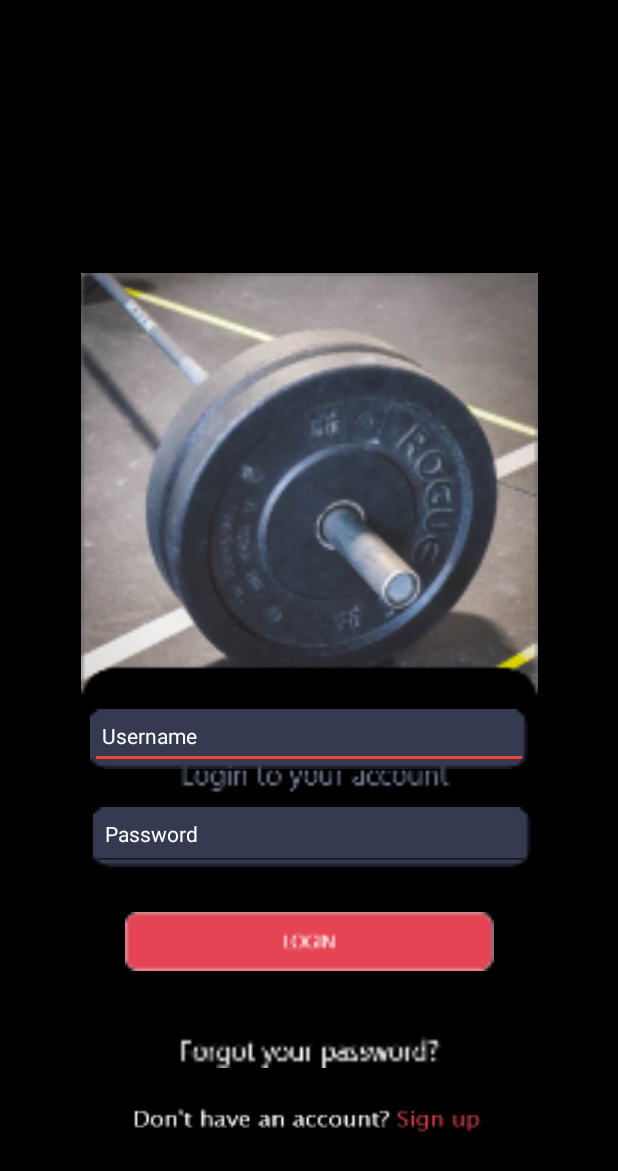
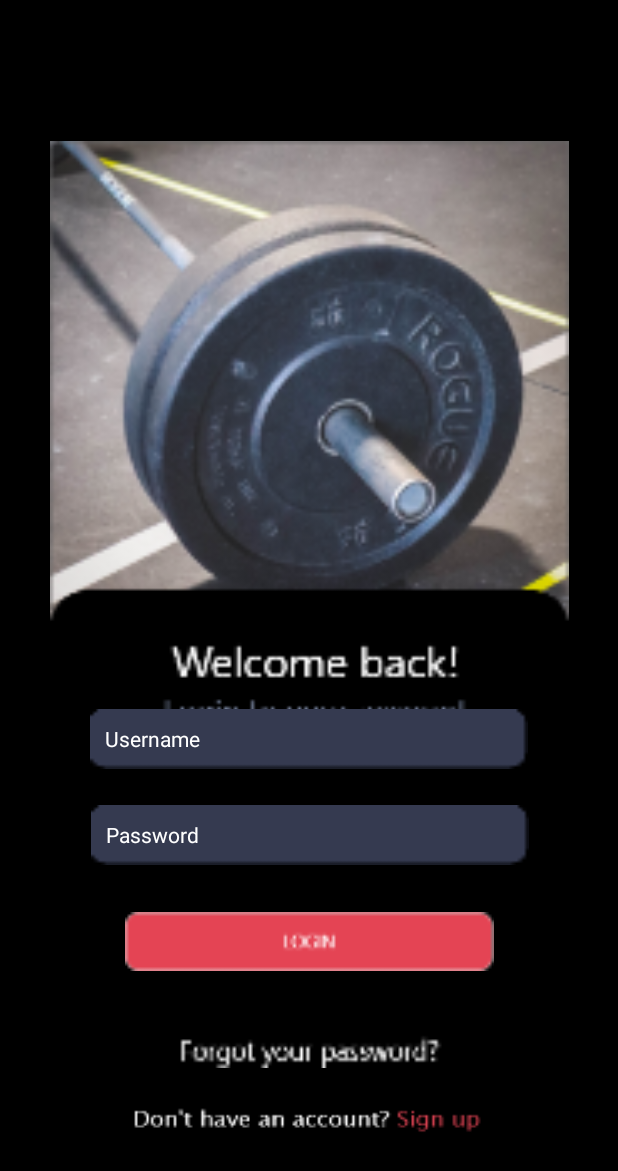
Before and after one commit to Blak3Nick/UMGC.Team3, an Android app: the layout activity_login.xml on its own in the app's theme, with its tools: preview values and no code run, on a phone screen of 412 x 824 dp. Shown: the top 1171 px of the screen. Run offline under Robolectric (Android 15) with nearby library versions, the phone set to English and light mode, and no system bars.

Commit message:
Updates from LCIGARRUISTA 7/6/2021

```diff
--- /dev/null
+++ b/app/src/main/java/com/example/umgcteam3/SplashScreen.java
@@ -0,0 +1,36 @@
+package com.example.umgcteam3;
+
+//EDITED BY LCIGARRUISTA
+//SplashScreen contains the code to handle the splash screen && the LoginActivity.java file
+//This file is called under AndroidManifest line 48
+// [DO NOT DELETE OR EDIT]
+
+import androidx.appcompat.app.AppCompatActivity;
+
+import android.content.Intent;
+import android.os.Bundle;
+import android.os.Handler;
+import android.view.WindowManager;
+
+public class SplashScreen extends AppCompatActivity {
+
+    @Override
+    protected void onCreate(Bundle savedInstanceState) {
+        super.onCreate(savedInstanceState);
+        getWindow().setFlags(WindowManager.LayoutParams.FLAG_FULLSCREEN, WindowManager.LayoutParams.FLAG_FULLSCREEN);
+        //sets layout & starts the splash screen
+        setContentView(R.layout.activity_splash_screen);
+        new Handler().postDelayed(new Runnable() {
+            @Override
+            public void run() {
+                startActivity(new Intent(SplashScreen.this,LoginActivity.class));
+                finish();   //this is so the user can't return to the splash screen.
+            }
+        }, 3000);    //1000 milliseconds = 1 second, thus it'll delay 3 seconds.
+
+
+
+
+
+    }
+}
--- a/app/src/main/res/layout/activity_login.xml
+++ b/app/src/main/res/layout/activity_login.xml
@@ -104,8 +104,8 @@
     <!-- BACKGROUND IMAGE  -->
     <ImageView
         android:id="@+id/imageView"
-        android:layout_width="355dp"
-        android:layout_height="642dp"
+        android:layout_width="406dp"
+        android:layout_height="730dp"
         android:contentDescription="TODO"
         app:layout_constraintBottom_toBottomOf="parent"
         app:layout_constraintEnd_toEndOf="parent"
@@ -115,13 +115,14 @@
         app:srcCompat="@drawable/mainbackground" />
 
     <!-- EMAIL Button  [action] -->
+    <!--
 <TextView
     android:id="@+id/emailText"
     android:layout_width="292dp"
     android:layout_height="40dp"
-        android:background="@drawable/textfield"
     android:ems="14"
     android:hint="Username"
+    android:inputType="textEmailAddress"
     android:padding="8dp"
     android:textColor="@color/colorText"
     android:textColorHint="#FFFFFF"
@@ -130,12 +131,14 @@
     app:layout_constraintStart_toStartOf="parent"
     app:layout_constraintTop_toTopOf="parent"
     app:layout_constraintVertical_bias="0.603" />
-
+-->
    <EditText
        android:id="@+id/Email"
        android:layout_width="292dp"
        android:layout_height="40dp"
+       android:background="@drawable/textfield"
        android:ems="14"
+       android:hint="Username"
        android:inputType="textEmailAddress"
        android:padding="10dp"
        android:textColor="#FFFFFF"
@@ -150,6 +153,8 @@
        <!-- Login Button [action] -->
 
     <!-- PASSWORD Field -->
+
+    <!--
 <TextView
     android:id="@+id/passwordText"
     android:layout_width="292dp"
@@ -157,6 +162,7 @@
     android:background="@drawable/textfield"
     android:ems="14"
     android:hint="Password"
+    android:inputType="textPassword"
     android:padding="8dp"
     android:textColor="@color/colorText"
     android:textColorHint="#FFFFFF"
@@ -166,9 +172,9 @@
     app:layout_constraintStart_toStartOf="parent"
     app:layout_constraintTop_toTopOf="parent"
     app:layout_constraintVertical_bias="0.686" />
+-->
 
-
-
+<!-- GUIDELINES FOR OBJECT CONSTRAINS -->
       <EditText
           android:id="@+id/password"
           android:layout_width="292dp"
@@ -176,21 +182,21 @@
           android:layout_marginStart="16dp"
           android:layout_marginTop="8dp"
           android:layout_marginEnd="16dp"
-        android:ems="10"
+          android:background="@drawable/textfield"
+          android:ems="14"
+          android:hint="Password"
           android:inputType="textPassword"
           android:padding="10dp"
           android:textColor="#FFFFFF"
           android:textColorHint="#FFFFFF"
           android:textSize="14sp"
-
           app:layout_constraintBottom_toBottomOf="@+id/imageView"
           app:layout_constraintEnd_toEndOf="parent"
-        app:layout_constraintHorizontal_bias="0.518"
+          app:layout_constraintHorizontal_bias="0.505"
           app:layout_constraintStart_toStartOf="parent"
           app:layout_constraintTop_toTopOf="parent"
-        app:layout_constraintVertical_bias="0.686" />
+          app:layout_constraintVertical_bias="0.681" />
 
-    <!-- GUIDELINES FOR OBJECT CONSTRAINS -->
     <Button
         android:id="@+id/loginBtn"
         android:layout_width="246dp"
--- a/app/src/main/res/values/styles.xml
+++ b/app/src/main/res/values/styles.xml
@@ -1,11 +1,13 @@
 <resources>
     <!-- Base application theme. -->
-    <style name="AppTheme" parent="Theme.AppCompat.Light.DarkActionBar">
+    <style name="AppTheme" parent="Theme.AppCompat.DayNight.NoActionBar">
         <!-- Customize your theme here. -->
         <item name="colorPrimary">@color/colorBackground</item>
         <item name="colorPrimaryDark">@color/colorBackground</item>
         <item name="colorAccent">@color/colorAccent</item>
     </style>
+
+    <style name="SplashScreen" parent="Theme.AppCompat.DayNight.NoActionBar"></style>
 
     <style name="AppTheme.NoActionBar">
         <item name="windowActionBar">false</item>
```
Also changed, not shown: app/src/main/AndroidManifest.xml (+13 -13 lines), app/src/main/java/com/example/umgcteam3/AppFlow.java (added, +22 -0 lines), app/src/main/res/layout/activity_splash_screen.xml (added, +21 -0 lines), app/src/main/res/drawable-xxhdpi/fitio.png (added), app/src/main/res/drawable-xxhdpi/groupsplashscreen.png (added), app/src/main/res/drawable-xxhdpi/splashscreen.png (added), app/src/main/res/drawable-xxxhdpi/fitio.png (added), app/src/main/res/drawable-xxxhdpi/splashscreen.png (added). Lines whose indentation alone changed are shown as unchanged.
